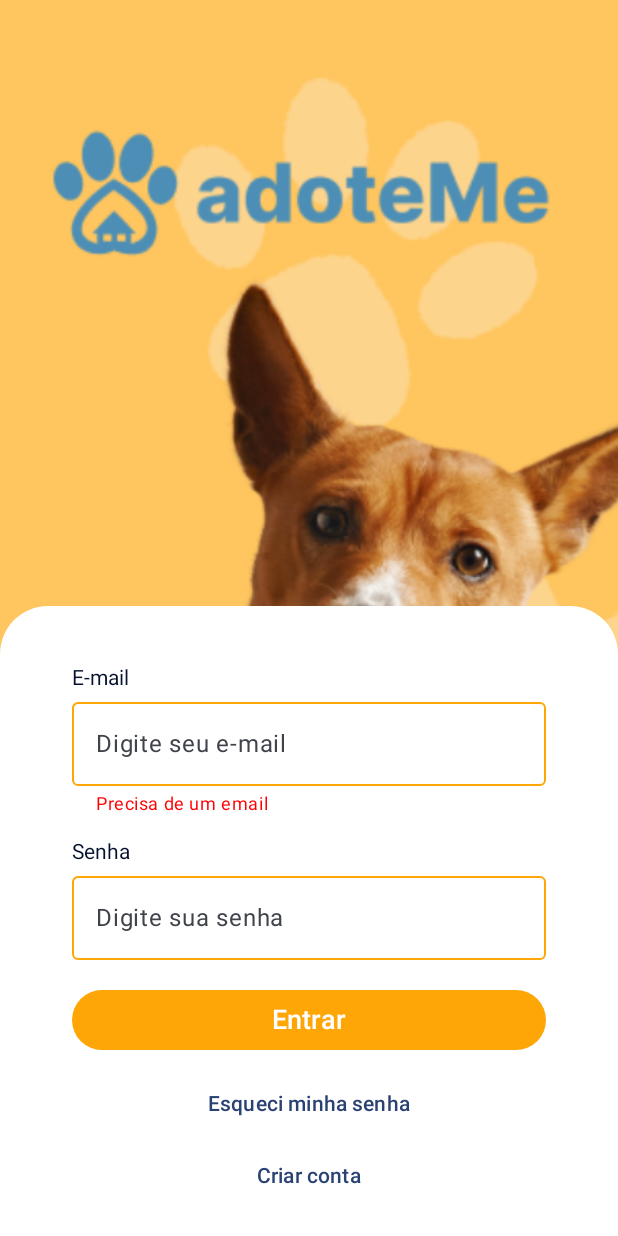
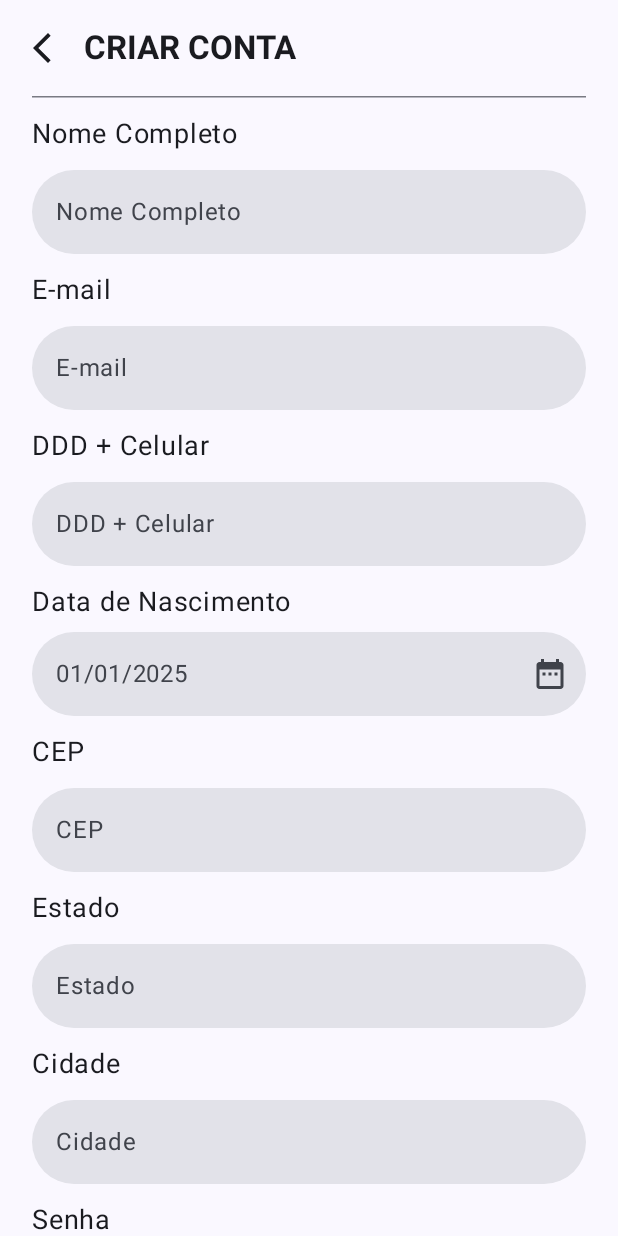
Before and after one commit to adoteme-project/adoteme-app, an Android app built with Jetpack Compose: the screen it shows after launch (MainActivity), after a tap on "Criar conta", on a phone screen of 412 x 824 dp. Run offline under Robolectric (Android 15) with nearby library versions, the light colour scheme and no system bars.

Commit message:
Telas de cadastro

```diff
--- a/app/src/main/AndroidManifest.xml
+++ b/app/src/main/AndroidManifest.xml
@@ -8,6 +8,7 @@
     <uses-permission android:name="android.permission.READ_MEDIA_IMAGES"
         tools:ignore="SelectedPhotoAccess" />
     <uses-permission android:name="android.permission.CAMERA" />
+    <uses-permission android:name="android.permission.INTERNET"/>
 
     <application
         android:allowBackup="true"
--- a/app/src/main/java/com/example/adoteme_app/MainComponent.kt
+++ b/app/src/main/java/com/example/adoteme_app/MainComponent.kt
@@ -7,7 +7,9 @@ import androidx.navigation.compose.composable
 import androidx.navigation.compose.rememberNavController
 import androidx.navigation.navigation
 import com.example.adoteme_app.home.presentation.utils.components.HomeSectionWrapper
-import com.example.adoteme_app.login.presentation.login_screen.LoginScreen
+import com.example.adoteme_app.auth.presentation.login_screen.LoginScreen
+import com.example.adoteme_app.auth.presentation.register_form_screen.RegistrationFormScreen
+import com.example.adoteme_app.auth.presentation.register_screen.RegistrationScreen
 import com.example.adoteme_app.navigation.presentation.utils.InternalRoutes
 import com.example.adoteme_app.navigation.presentation.utils.RootRoutes
 import com.example.adoteme_app.perfil.presentation.perfilDados_screen.PerfilDadosScreen
@@ -29,6 +31,14 @@ fun MainApp() {
             )
         }
 
+        composable(RootRoutes.UserRegistration.route) {
+            RegistrationScreen(navController = navController)
+        }
+
+        composable(RootRoutes.UserFormRegistration.route) {
+            RegistrationFormScreen(navController = navController)
+        }
+
         navigation(
             route = RootRoutes.HomeSection.route,
             startDestination = InternalRoutes.Home.route
--- a/app/src/main/java/com/example/adoteme_app/login/presentation/login_screen/LoginScreen.kt
+++ b/app/src/main/java/com/example/adoteme_app/auth/presentation/login_screen/LoginScreen.kt
@@ -1,4 +1,4 @@
-package com.example.adoteme_app.login.presentation.login_screen
+package com.example.adoteme_app.auth.presentation.login_screen
 
 import androidx.compose.animation.core.animateDpAsState
 import androidx.compose.animation.core.tween
@@ -22,7 +22,6 @@ import androidx.compose.material3.OutlinedTextFieldDefaults
 import androidx.compose.material3.Scaffold
 import androidx.compose.material3.Text
 import androidx.compose.material3.TextButton
-import androidx.compose.material3.TextField
 import androidx.compose.runtime.Composable
 import androidx.compose.runtime.LaunchedEffect
 import androidx.compose.runtime.getValue
@@ -204,7 +203,11 @@ fun LoginForm(modifier: Modifier = Modifier, navController: NavHostController) {
         Spacer(modifier = Modifier)
 
         TextButton(
-            onClick = { /* Handle create account */ }
+            onClick = {
+                navController.navigate(RootRoutes.UserRegistration.route) {
+                    popUpTo(RootRoutes.Login.route) { saveState = true }
+                }
+            }
         ) {
             Text(
                 text = "Criar conta",
--- /dev/null
+++ b/app/src/main/java/com/example/adoteme_app/auth/presentation/register_screen/RegistrationScreen.kt
@@ -0,0 +1,143 @@
+package com.example.adoteme_app.auth.presentation.register_screen
+
+import androidx.compose.foundation.layout.Arrangement
+import androidx.compose.foundation.layout.Box
+import androidx.compose.foundation.layout.Column
+import androidx.compose.foundation.layout.fillMaxWidth
+import androidx.compose.foundation.layout.padding
+import androidx.compose.foundation.lazy.LazyColumn
+import androidx.compose.foundation.shape.RoundedCornerShape
+import androidx.compose.material.icons.Icons
+import androidx.compose.material.icons.filled.ArrowBackIosNew
+import androidx.compose.material3.Button
+import androidx.compose.material3.ButtonColors
+import androidx.compose.material3.ExperimentalMaterial3Api
+import androidx.compose.material3.HorizontalDivider
+import androidx.compose.material3.Icon
+import androidx.compose.material3.IconButton
+import androidx.compose.material3.Scaffold
+import androidx.compose.material3.Text
+import androidx.compose.material3.TextField
+import androidx.compose.material3.TextFieldDefaults
+import androidx.compose.material3.TopAppBar
+import androidx.compose.runtime.Composable
+import androidx.compose.runtime.getValue
+import androidx.compose.runtime.mutableStateOf
+import androidx.compose.runtime.remember
+import androidx.compose.runtime.setValue
+import androidx.compose.ui.Modifier
+import androidx.compose.ui.graphics.Color
+import androidx.compose.ui.text.ParagraphStyle
+import androidx.compose.ui.text.buildAnnotatedString
+import androidx.compose.ui.text.font.FontWeight
+import androidx.compose.ui.text.input.KeyboardType
+import androidx.compose.ui.text.style.TextIndent
+import androidx.compose.ui.text.withStyle
+import androidx.compose.ui.unit.dp
+import androidx.compose.ui.unit.sp
+import androidx.navigation.NavController
+import com.example.adoteme_app.navigation.presentation.utils.RootRoutes
+import com.example.adoteme_app.perfil.presentation.utils.components.DatePickerFieldToModal
+import com.example.adoteme_app.perfil.presentation.utils.components.InputForm
+
+@OptIn(ExperimentalMaterial3Api::class)
+@Composable
+fun RegistrationScreen(navController: NavController) {
+    var fieldNome by remember { mutableStateOf("") }
+    var fieldEmail by remember { mutableStateOf("") }
+    var fieldCelular by remember { mutableStateOf("") }
+    var fieldDataNascimento by remember { mutableStateOf("") }
+    var fieldCep by remember { mutableStateOf("") }
+    var fieldEstado by remember { mutableStateOf("") }
+    var fieldCidade by remember { mutableStateOf("") }
+    var fieldSenha by remember { mutableStateOf("") }
+
+    val actionColor = Color(red = 255, green = 166, blue = 7)
+
+    Scaffold (
+        topBar = {
+            TopAppBar (
+                title = { Text("CRIAR CONTA", fontWeight = FontWeight.Bold) },
+                navigationIcon = {
+                    IconButton(
+                        onClick = {navController.popBackStack()}
+                    ) {
+                        Icon(
+                            imageVector = Icons.Filled.ArrowBackIosNew,
+                            contentDescription = "Voltar"
+                        )
+                    }
+                },
+            )
+        },
+    ) { innerPadding ->
+        Box(
+            modifier = Modifier.padding(horizontal = 21.dp)
+        ) {
+            LazyColumn (
+                modifier = Modifier.padding(innerPadding),
+                verticalArrangement = Arrangement.spacedBy(12.dp)
+            ) {
+                item {
+                    HorizontalDivider()
+                }
+                item {InputForm(fieldNome, "Nome Completo", KeyboardType.Text)}
+                item {InputForm(fieldEmail, "E-mail", KeyboardType.Email)}
+                item {InputForm(fieldCelular, "DDD + Celular", KeyboardType.Phone)}
+                item {DatePickerFieldToModal(label = "Data de Nascimento")}
+                item {InputForm(fieldCep, "CEP", KeyboardType.Text)}
+                item {InputForm(fieldEstado, "Estado", KeyboardType.Text)}
+                item {InputForm(fieldCidade, "Cidade", KeyboardType.Text)}
+                item {InputForm(fieldSenha, "Senha", KeyboardType.Password)}
+                item {BulletList()}
+                item {InputForm(fieldSenha, "Confirmar senha", KeyboardType.Password)}
+                item {
+                    Button(
+                        colors = ButtonColors(
+                            containerColor = actionColor,
+                            contentColor = Color.White,
+                            disabledContentColor = Color.Transparent,
+                            disabledContainerColor = Color.LightGray
+                        ),
+                        modifier = Modifier.fillMaxWidth(),
+                        onClick = {
+                            navController.navigate(RootRoutes.UserFormRegistration.route) {
+                                popUpTo(RootRoutes.UserRegistration.route) { saveState = true }
+                            }
+                        }
+                    ) {
+                        Text(
+                            text = "Continuar",
+                            fontSize = 18.sp,
+                            fontWeight = FontWeight.SemiBold,
+                            color = Color.White
+                        )
+                    }
+                }
+            }
+        }
+    }
+}
+
+@Composable
+fun BulletList() {
+    val bullet = "\u2022"
+    val messages = listOf(
+        "Mínimo de 8 caracteres",
+        "Pelo menos uma letra maiúscula",
+        "Pelo menos um número",
+        "Pelo menos um símbolo especial (!@#\$%^&*)"
+    )
+    val paragraphStyle = ParagraphStyle(textIndent = TextIndent(restLine = 12.sp))
+    Text(
+        buildAnnotatedString {
+            messages.forEach {
+                withStyle(style = paragraphStyle) {
+                    append(bullet)
+                    append("\t\t")
+                    append(it)
+                }
+            }
+        }
+    )
+}
--- a/app/src/main/java/com/example/adoteme_app/navigation/presentation/utils/RootRoutes.kt
+++ b/app/src/main/java/com/example/adoteme_app/navigation/presentation/utils/RootRoutes.kt
@@ -3,4 +3,6 @@ package com.example.adoteme_app.navigation.presentation.utils
 sealed class RootRoutes(val route: String) {
     data object Login: RootRoutes("login")
     data object HomeSection: RootRoutes("main_section")
+    data object UserRegistration: RootRoutes("user_registration")
+    data object UserFormRegistration: RootRoutes("user_form_registration")
 }
```
Also changed, not shown: app/src/main/java/com/example/adoteme_app/auth/presentation/register_form_screen/RegistrationFormScreen.kt (added, +128 -0 lines), app/src/main/java/com/example/adoteme_app/home/presentation/home_screen/HomeScreen.kt (+19 -0 lines).
